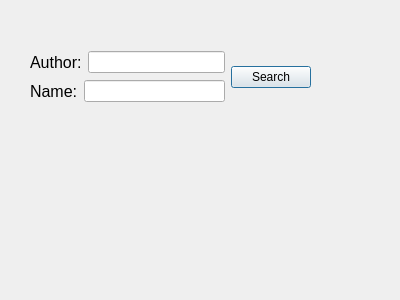
First picture: the form in courses/prog_base_3/project/Kyrs/search.ui, repository antonmazun/gogog, before the edit.
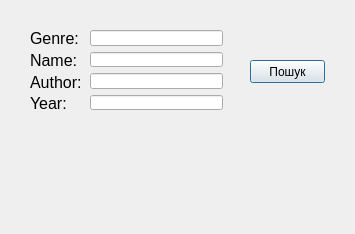
Second picture: the form after the edit.

What changed in the file:
```diff
--- a/courses/prog_base_3/project/Kyrs/search.ui
+++ b/courses/prog_base_3/project/Kyrs/search.ui
@@ -6,46 +6,65 @@
    <rect>
     <x>0</x>
     <y>0</y>
-    <width>400</width>
-    <height>300</height>
+    <width>355</width>
+    <height>234</height>
    </rect>
   </property>
   <property name="windowTitle">
    <string>Dialog</string>
   </property>
-  <widget class="QWidget" name="">
+  <widget class="QLabel" name="label_5">
+   <property name="geometry">
+    <rect>
+     <x>280</x>
+     <y>110</y>
+     <width>81</width>
+     <height>41</height>
+    </rect>
+   </property>
+   <property name="text">
+    <string/>
+   </property>
+  </widget>
+  <widget class="QPushButton" name="pushButton">
+   <property name="geometry">
+    <rect>
+     <x>250</x>
+     <y>60</y>
+     <width>75</width>
+     <height>23</height>
+    </rect>
+   </property>
+   <property name="text">
+    <string>Пошук</string>
+   </property>
+  </widget>
+  <widget class="QSplitter" name="splitter_2">
    <property name="geometry">
     <rect>
      <x>30</x>
-     <y>50</y>
-     <width>281</width>
-     <height>54</height>
+     <y>30</y>
+     <width>55</width>
+     <height>81</height>
     </rect>
    </property>
-   <layout class="QHBoxLayout" name="horizontalLayout_3">
+   <property name="orientation">
+    <enum>Qt::Vertical</enum>
+   </property>
+   <widget class="QWidget" name="layoutWidget">
+    <layout class="QVBoxLayout" name="verticalLayout_2">
     <item>
-     <layout class="QVBoxLayout" name="verticalLayout">
-      <item>
-       <layout class="QHBoxLayout" name="horizontalLayout">
-        <item>
-         <widget class="QLabel" name="label">
+      <widget class="QLabel" name="label_3">
           <property name="font">
            <font>
             <pointsize>12</pointsize>
            </font>
           </property>
           <property name="text">
-           <string>Author:</string>
+        <string>Genre:</string>
           </property>
          </widget>
         </item>
-        <item>
-         <widget class="QLineEdit" name="lineEdit"/>
-        </item>
-       </layout>
-      </item>
-      <item>
-       <layout class="QHBoxLayout" name="horizontalLayout_2">
         <item>
          <widget class="QLabel" name="label_2">
           <property name="font">
@@ -59,20 +78,73 @@
          </widget>
         </item>
         <item>
-         <widget class="QLineEdit" name="lineEdit_2"/>
-        </item>
-       </layout>
-      </item>
-     </layout>
-    </item>
+      <widget class="QLabel" name="label">
+       <property name="font">
+        <font>
+         <pointsize>12</pointsize>
+        </font>
+       </property>
+       <property name="text">
+        <string>Author:</string>
+       </property>
+      </widget>
+     </item>
     <item>
-     <widget class="QPushButton" name="pushButton">
+      <widget class="QLabel" name="label_4">
+       <property name="font">
+        <font>
+         <pointsize>12</pointsize>
+        </font>
+       </property>
       <property name="text">
-       <string>Search</string>
+        <string>Year:</string>
       </property>
      </widget>
     </item>
    </layout>
+   </widget>
+  </widget>
+  <widget class="QSplitter" name="splitter">
+   <property name="geometry">
+    <rect>
+     <x>90</x>
+     <y>30</y>
+     <width>133</width>
+     <height>80</height>
+    </rect>
+   </property>
+   <property name="orientation">
+    <enum>Qt::Vertical</enum>
+   </property>
+   <widget class="QWidget" name="layoutWidget">
+    <layout class="QVBoxLayout" name="verticalLayout">
+     <item>
+      <widget class="QLineEdit" name="lineEdit_genre"/>
+     </item>
+     <item>
+      <widget class="QLineEdit" name="lineEdit_name"/>
+     </item>
+     <item>
+      <widget class="QLineEdit" name="lineEdit_aut"/>
+     </item>
+     <item>
+      <widget class="QLineEdit" name="lineEdit_year"/>
+     </item>
+    </layout>
+   </widget>
+  </widget>
+  <widget class="QLabel" name="label_status">
+   <property name="geometry">
+    <rect>
+     <x>60</x>
+     <y>150</y>
+     <width>231</width>
+     <height>31</height>
+    </rect>
+   </property>
+   <property name="text">
+    <string/>
+   </property>
   </widget>
  </widget>
  <resources/>
```
Lines whose indentation alone changed are shown as unchanged.
